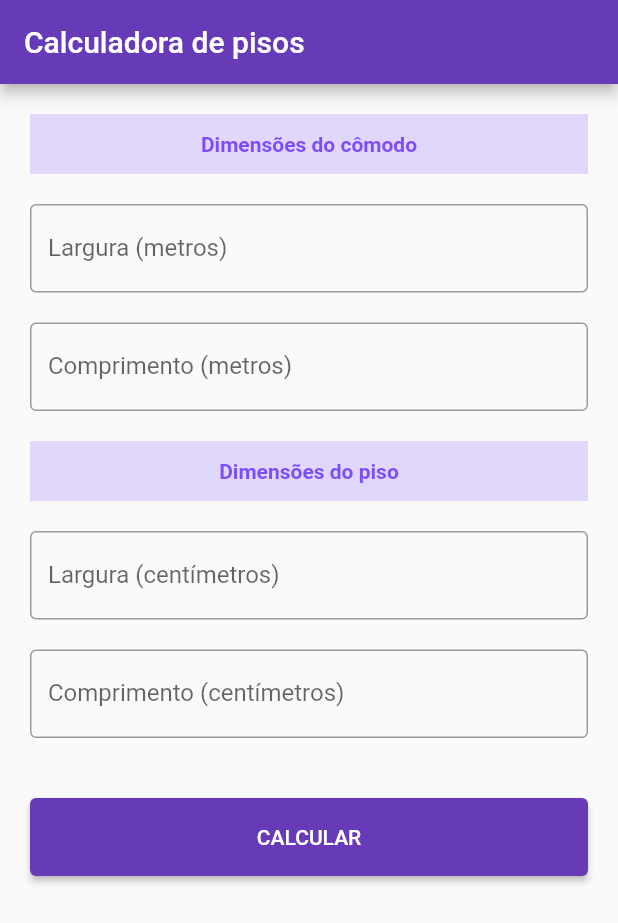
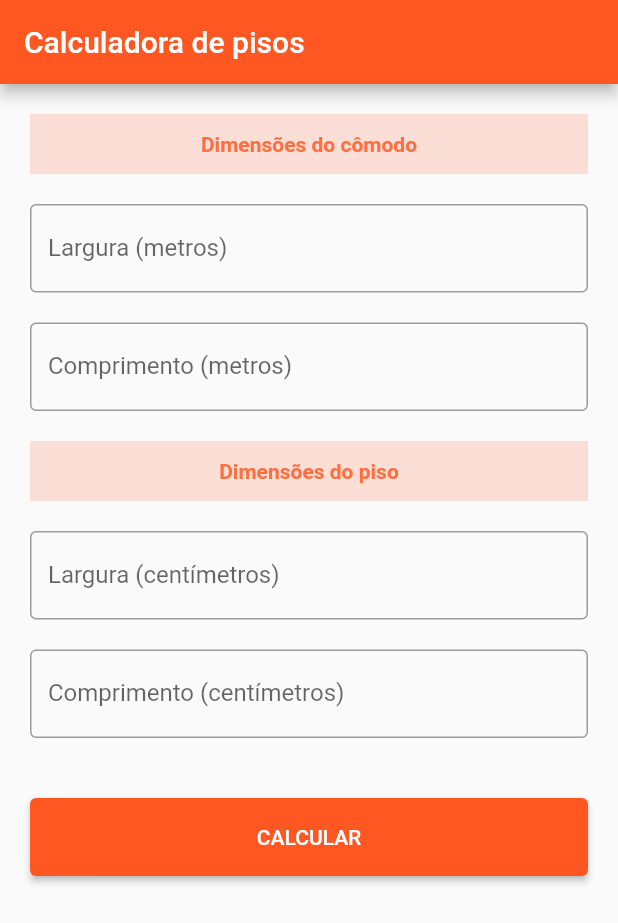
Before and after one commit to kleberandrade/floor-calculator-flutter, a Flutter app: the screen it shows after launch, on a phone screen of 412 x 824 dp. Shown: the top 923 px of the screen. Run offline on Flutter 3.47's test engine with Material 2 defaults, Android fonts, the phone set to English and light mode, and no system bars.

Commit message:
Alteração da cor purple para cor orange

```diff
--- a/lib/core/theme_app.dart
+++ b/lib/core/theme_app.dart
@@ -3,8 +3,8 @@ import 'package:flutter/material.dart';
 final themeApp = ThemeData(
   visualDensity: VisualDensity.adaptivePlatformDensity,
   brightness: Brightness.light,
-  primarySwatch: Colors.deepPurple,
-  accentColor: Colors.deepPurpleAccent,
+  primarySwatch: Colors.deepOrange,
+  accentColor: Colors.deepOrangeAccent,
   buttonTheme: ButtonThemeData(
     height: 52,
     textTheme: ButtonTextTheme.primary,
```
